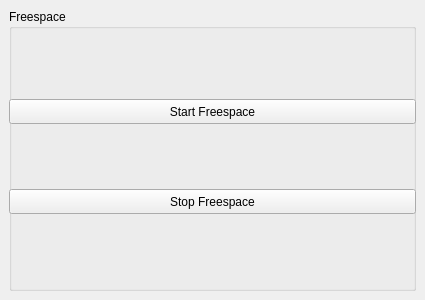
Qt form src/rqt_state_machine/state_machine_controller.ui (JingruiYu/rqt_state_machine) before a commit.
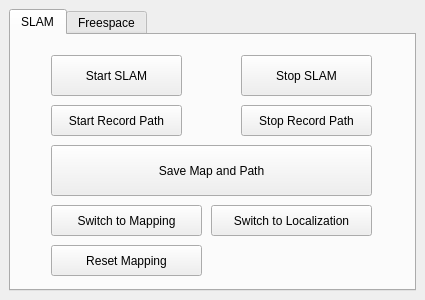
The same form after that commit.

Commit message: add slam state control

```diff
--- a/src/rqt_state_machine/state_machine_controller.ui
+++ b/src/rqt_state_machine/state_machine_controller.ui
@@ -33,35 +33,149 @@
     <widget class="QWidget" name="toolbar_widget" native="true">
      <layout class="QVBoxLayout" name="verticalLayout_2">
       <item>
-       <widget class="QGroupBox" name="groupBox">
-        <property name="title">
-         <string>Freespace</string>
+       <widget class="QTabWidget" name="tabWidget">
+        <property name="currentIndex">
+         <number>0</number>
         </property>
-        <widget class="QPushButton" name="startFreespace">
-         <property name="geometry">
-          <rect>
-           <x>0</x>
-           <y>90</y>
-           <width>407</width>
-           <height>25</height>
-          </rect>
-         </property>
-         <property name="text">
-          <string>Start Freespace</string>
-         </property>
+        <widget class="QWidget" name="tab">
+         <attribute name="title">
+          <string>SLAM</string>
+         </attribute>
+         <widget class="QPushButton" name="startSlam">
+          <property name="geometry">
+           <rect>
+            <x>40</x>
+            <y>20</y>
+            <width>131</width>
+            <height>41</height>
+           </rect>
+          </property>
+          <property name="text">
+           <string>Start SLAM</string>
+          </property>
+         </widget>
+         <widget class="QPushButton" name="stopSlam">
+          <property name="geometry">
+           <rect>
+            <x>230</x>
+            <y>20</y>
+            <width>131</width>
+            <height>41</height>
+           </rect>
+          </property>
+          <property name="text">
+           <string>Stop SLAM</string>
+          </property>
+         </widget>
+         <widget class="QPushButton" name="startRecordPath">
+          <property name="geometry">
+           <rect>
+            <x>40</x>
+            <y>70</y>
+            <width>131</width>
+            <height>31</height>
+           </rect>
+          </property>
+          <property name="text">
+           <string>Start Record Path</string>
+          </property>
+         </widget>
+         <widget class="QPushButton" name="stopRecordPath">
+          <property name="geometry">
+           <rect>
+            <x>230</x>
+            <y>70</y>
+            <width>131</width>
+            <height>31</height>
+           </rect>
+          </property>
+          <property name="text">
+           <string>Stop Record Path</string>
+          </property>
+         </widget>
+         <widget class="QPushButton" name="saveMapPath">
+          <property name="geometry">
+           <rect>
+            <x>40</x>
+            <y>110</y>
+            <width>321</width>
+            <height>51</height>
+           </rect>
+          </property>
+          <property name="text">
+           <string>Save Map and Path</string>
+          </property>
+         </widget>
+         <widget class="QPushButton" name="switchMapping">
+          <property name="geometry">
+           <rect>
+            <x>40</x>
+            <y>170</y>
+            <width>151</width>
+            <height>31</height>
+           </rect>
+          </property>
+          <property name="text">
+           <string>Switch to Mapping</string>
+          </property>
+         </widget>
+         <widget class="QPushButton" name="switchLocalization">
+          <property name="geometry">
+           <rect>
+            <x>200</x>
+            <y>170</y>
+            <width>161</width>
+            <height>31</height>
+           </rect>
+          </property>
+          <property name="text">
+           <string>Switch to Localization</string>
+          </property>
+         </widget>
+         <widget class="QPushButton" name="resetMapping">
+          <property name="geometry">
+           <rect>
+            <x>40</x>
+            <y>210</y>
+            <width>151</width>
+            <height>31</height>
+           </rect>
+          </property>
+          <property name="text">
+           <string>Reset Mapping</string>
+          </property>
+         </widget>
         </widget>
-        <widget class="QPushButton" name="stopFreespace">
-         <property name="geometry">
-          <rect>
-           <x>0</x>
-           <y>180</y>
-           <width>407</width>
-           <height>25</height>
-          </rect>
-         </property>
-         <property name="text">
-          <string>Stop Freespace</string>
-         </property>
+        <widget class="QWidget" name="tabFreespace">
+         <attribute name="title">
+          <string>Freespace</string>
+         </attribute>
+         <widget class="QPushButton" name="startFreespace">
+          <property name="geometry">
+           <rect>
+            <x>130</x>
+            <y>40</y>
+            <width>131</width>
+            <height>41</height>
+           </rect>
+          </property>
+          <property name="text">
+           <string>Start Freespace</string>
+          </property>
+         </widget>
+         <widget class="QPushButton" name="stopFreespace">
+          <property name="geometry">
+           <rect>
+            <x>130</x>
+            <y>110</y>
+            <width>131</width>
+            <height>41</height>
+           </rect>
+          </property>
+          <property name="text">
+           <string>Stop Freespace</string>
+          </property>
+         </widget>
         </widget>
        </widget>
       </item>
```
The commit also changes 4 other files.
